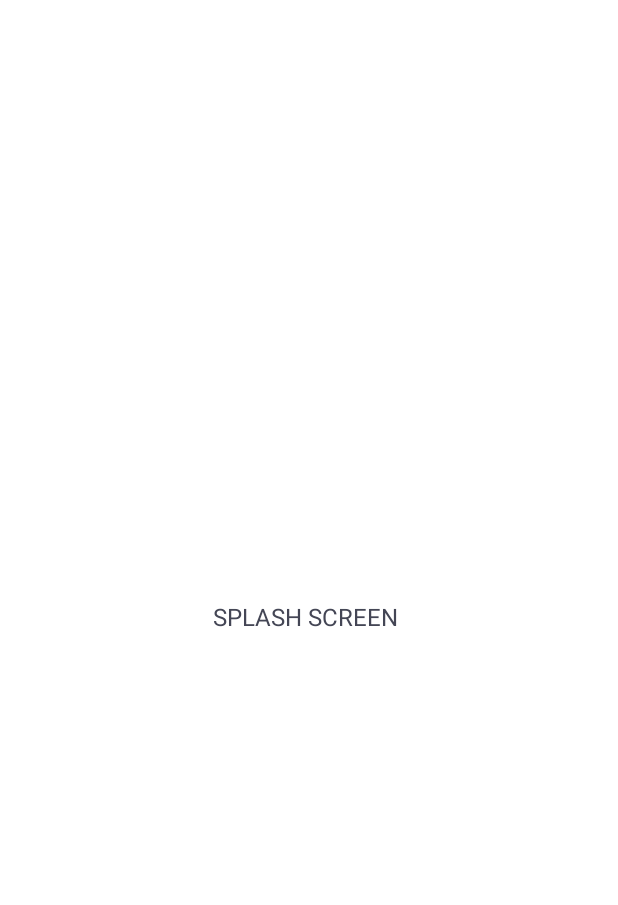
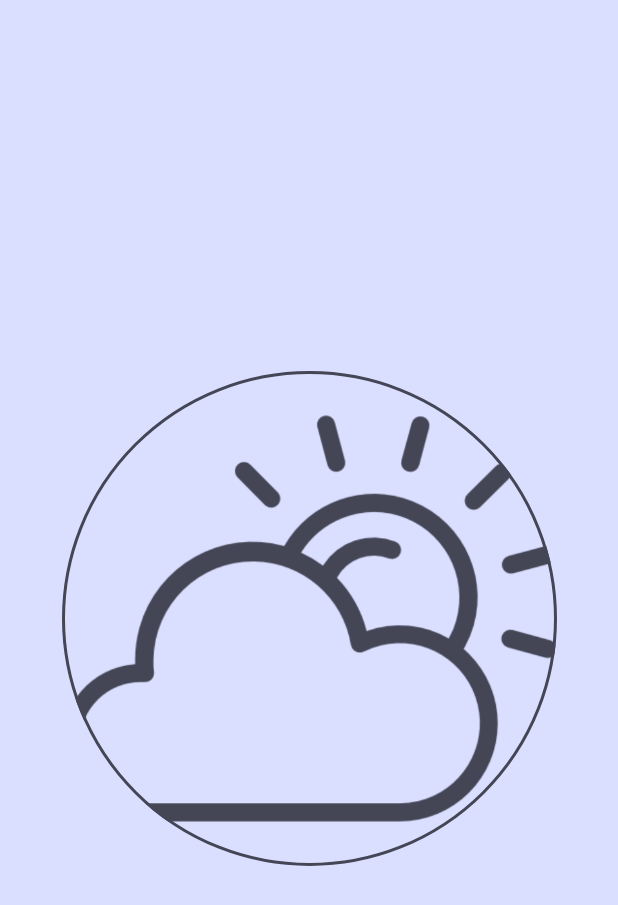
Before and after one commit to Mohammad2723/Weather, an Android app built with Jetpack Compose: the screen it shows after launch (MainActivity), on a phone screen of 412 x 824 dp. Before the commit the part shown is almost empty. Shown: the top 905 px of the screen. Run offline under Robolectric (Android 15) with nearby library versions, the phone set to English and light mode, and no system bars; our stand-ins replace Dagger/Hilt's generated code.

Commit message:
Splash and navigation is implement

```diff
--- a/app/src/main/java/com/github/ebrahimi16153/weather/screens/SplashScreen.kt
+++ b/app/src/main/java/com/github/ebrahimi16153/weather/screens/SplashScreen.kt
@@ -1,25 +1,53 @@
 package com.github.ebrahimi16153.weather.screens
 
-import android.window.SplashScreen
-import androidx.compose.foundation.layout.Arrangement
-import androidx.compose.foundation.layout.Column
-import androidx.compose.foundation.layout.fillMaxSize
-import androidx.compose.material.Scaffold
+import androidx.compose.foundation.BorderStroke
+import androidx.compose.foundation.layout.*
+import androidx.compose.foundation.shape.CircleShape
+import androidx.compose.material.Icon
+import androidx.compose.material.Surface
 import androidx.compose.material.Text
 import androidx.compose.runtime.Composable
 import androidx.compose.ui.Alignment
 import androidx.compose.ui.Modifier
-import androidx.compose.ui.modifier.modifierLocalConsumer
+import androidx.compose.ui.graphics.Color
+import androidx.compose.ui.res.painterResource
+import androidx.compose.ui.unit.dp
 import androidx.navigation.NavController
+import com.github.ebrahimi16153.weather.R
 import com.github.ebrahimi16153.weather.ui.theme.MyColors
 
 @Composable
-fun SplashScreen(navController: NavController){
-    Scaffold( modifier = Modifier.fillMaxSize()) {
-        Column(horizontalAlignment = Alignment.CenterHorizontally, verticalArrangement = Arrangement.Center, modifier = Modifier.fillMaxSize()) {
-            Text(text = "SPLASH SCREEN " , color = MyColors().text)
+fun SplashScreen(navController: NavController) {
+    Column(
+        horizontalAlignment = Alignment.CenterHorizontally,
+        verticalArrangement = Arrangement.Center,
+        modifier = Modifier.fillMaxSize()
+    )
+    {
+        Surface(
+            modifier = Modifier
+                .padding(15.dp)
+                .size(330.dp),
+            color = Color.Transparent,
+            shape = CircleShape,
+            border = BorderStroke(width = 2.dp, color = MyColors().text)
+        ) {
+            Column(
+                horizontalAlignment = Alignment.CenterHorizontally,
+                verticalArrangement = Arrangement.Center
+            ) {
+
+                Icon(
+                    painter = painterResource(id = R.drawable.sun),
+                    contentDescription = "",
+                    tint = MyColors().text
+                )
+                Text(text = "Find The Sun?", color = MyColors().text)
+            }
+
 
         }
     }
 
+
 }
--- a/app/src/main/res/values/colors.xml
+++ b/app/src/main/res/values/colors.xml
@@ -7,4 +7,5 @@
     <color name="teal_700">#FF018786</color>
     <color name="black">#FF000000</color>
     <color name="white">#FFFFFFFF</color>
+    <color name="Blue">#FF007aff</color>
 </resources>
--- a/app/src/main/res/values/themes.xml
+++ b/app/src/main/res/values/themes.xml
@@ -2,6 +2,6 @@
 <resources>
 
     <style name="Theme.Weather" parent="android:Theme.Material.Light.NoActionBar">
-        <item name="android:statusBarColor">@color/purple_700</item>
+        <item name="android:statusBarColor">@color/Blue</item>
     </style>
 </resources>
```
Also changed, not shown: app/src/main/res/drawable/humidity.png (added), app/src/main/res/drawable/pressure.png (added), app/src/main/res/drawable/rain.png (added), app/src/main/res/drawable/sun.png (added), app/src/main/res/drawable/sunrise.png (added), app/src/main/res/drawable/sunset.png (added).
